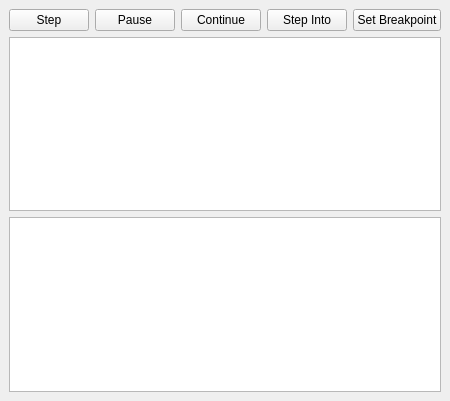
Above: src/citra_qt/debugger/disassembler.ui from PabloMK7/citra before the change. Below: the same form after it.
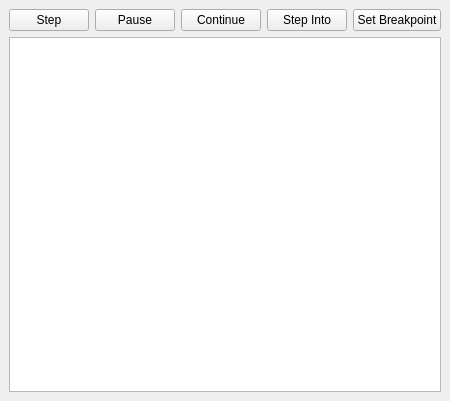
That is the form after the change.

Commit message: Remove unused QTableView

```diff
--- a/src/citra_qt/debugger/disassembler.ui
+++ b/src/citra_qt/debugger/disassembler.ui
@@ -70,16 +70,6 @@
            </attribute>
          </widget>
        </item>
-       <item>
-         <widget class="QTableView" name="tableView">
-         <property name="alternatingRowColors">
-           <bool>true</bool>
-         </property>
-         <attribute name="headerVisible">
-           <bool>false</bool>
-         </attribute>
-       </widget>
-     </item>
    </layout>
   </widget>
  </widget>
```
The commit also changes 2 other files.
